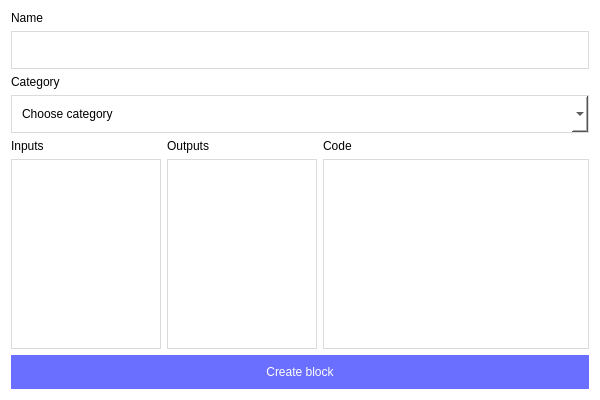
Before: the Qt Designer form src/Dialogs/createblockdialog.ui in romanato73/vut-icp-2021, drawn with Qt 5.
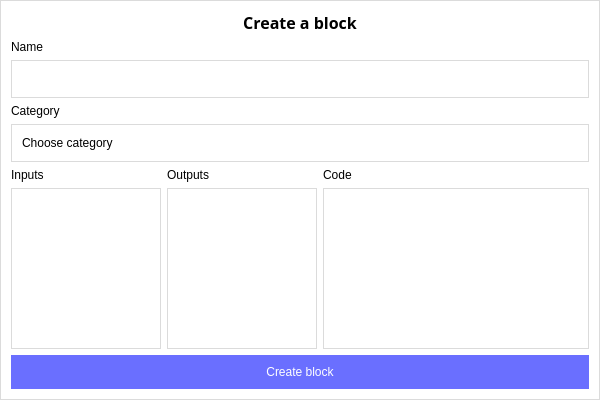
After: the same form once the commit is applied. Icons and pictures are not drawn.

Commit message: Create mode update

What changed in the file:
```diff
--- a/src/Dialogs/createblockdialog.ui
+++ b/src/Dialogs/createblockdialog.ui
@@ -18,17 +18,73 @@
   </property>
   <property name="maximumSize">
    <size>
-    <width>600</width>
-    <height>400</height>
+    <width>16777215</width>
+    <height>16777215</height>
    </size>
   </property>
   <property name="windowTitle">
    <string>Create block</string>
   </property>
   <property name="styleSheet">
-   <string notr="true">background-color:#fff;color:#000;</string>
+   <string notr="true">QDialog {
+	background-color: #fff;
+	border: 1px solid #DBDBDB;
+}
+
+QLabel {
+	color: #000;
+}
+
+QPushButton {
+	background-color: #6A6FFF;
+	color: #fff;
+	border: none;
+	padding: 10px;
+}
+
+QLineEdit, QTextEdit {
+	background-color: #fff;
+	border: 1px solid #DBDBDB;
+	padding: 10px;
+}
+
+QComboBox {
+	background-color: #fff;
+	border: 1px solid #DBDBDB;
+	padding: 10px;
+}
+
+QComboBox::drop-down { border: 0px; }
+QComboBox::down-arrow {
+	image: url(:images/drop-arrow.png);
+	width: 14px;
+	height: 14px;
+	margin-right: 10px;
+}
+
+QComboBox QAbstractItemView {
+	border: 1px solid #DBDBDB;
+}</string>
   </property>
   <layout class="QVBoxLayout" name="verticalLayout">
+   <item>
+    <widget class="QLabel" name="label">
+     <property name="font">
+      <font>
+       <family>Open Sans</family>
+       <pointsize>12</pointsize>
+       <weight>75</weight>
+       <bold>true</bold>
+      </font>
+     </property>
+     <property name="text">
+      <string>Create a block</string>
+     </property>
+     <property name="alignment">
+      <set>Qt::AlignCenter</set>
+     </property>
+    </widget>
+   </item>
    <item>
     <widget class="QLabel" name="blockNameLabel">
      <property name="text">
@@ -39,8 +95,7 @@
    <item>
     <widget class="QLineEdit" name="blockName">
      <property name="styleSheet">
-      <string notr="true">border: 1px solid #DBDBDB;
-padding: 10px;</string>
+      <string notr="true"/>
      </property>
     </widget>
    </item>
@@ -54,14 +109,7 @@
    <item>
     <widget class="QComboBox" name="blockCategory">
      <property name="styleSheet">
-      <string notr="true">QComboBox {
-	border: 1px solid #DBDBDB;
-	padding: 10px;
-}
-
-QComboBox QAbstractItemView {
-	border: 1px solid #DBDBDB;
-}</string>
+      <string notr="true"/>
      </property>
      <property name="placeholderText">
       <string>Choose category</string>
@@ -114,8 +162,7 @@
          <item>
           <widget class="QTextEdit" name="inputs">
            <property name="styleSheet">
-            <string notr="true">border: 1px solid #DBDBDB;
-padding: 10px;</string>
+            <string notr="true"/>
            </property>
           </widget>
          </item>
@@ -153,8 +200,7 @@
          <item>
           <widget class="QTextEdit" name="outputs">
            <property name="styleSheet">
-            <string notr="true">border: 1px solid #DBDBDB;
-padding: 10px;</string>
+            <string notr="true"/>
            </property>
           </widget>
          </item>
@@ -186,8 +232,7 @@
          <item>
           <widget class="QTextEdit" name="code">
            <property name="styleSheet">
-            <string notr="true">border: 1px solid #DBDBDB;
-padding: 10px;</string>
+            <string notr="true"/>
            </property>
           </widget>
          </item>
```
Left out of the diff: 7 changed lines with no effect on the pictures. The commit also changes 30 other files.
